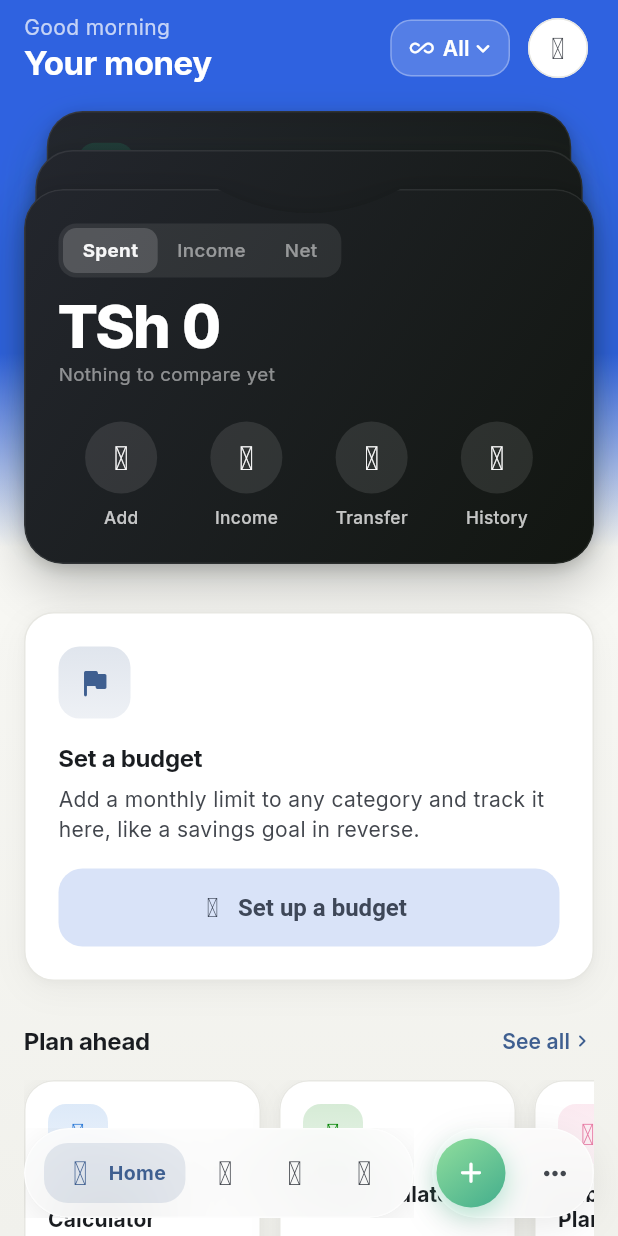
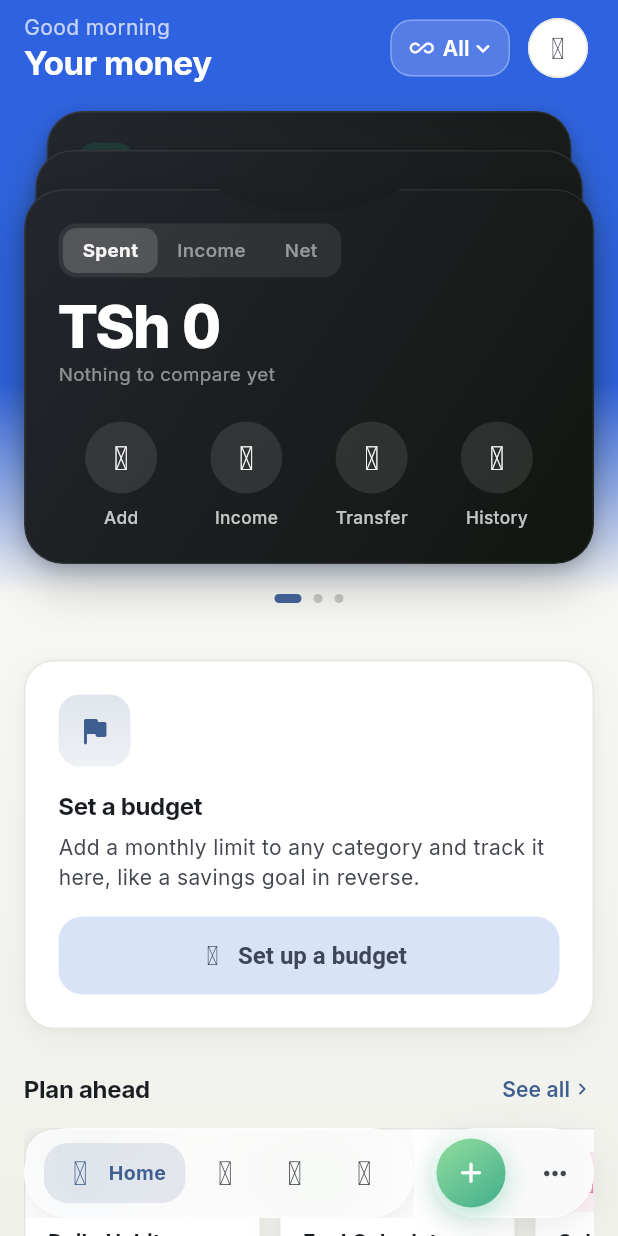
Before and after one commit to RashidJK/Budget-App, a Flutter app: the screen it shows after launch, on a phone screen of 412 x 824 dp. Run offline on Flutter 3.47's test engine with Material 3 defaults, Android fonts, the phone set to English and light mode, and no system bars; our stand-ins replace fl_chart, image_picker, shared_preferences; missing offline and left inert: google_mlkit_text_recognition, home_widget.

Commit message:
Add page dots under the hero deck
Nothing signalled the hero deck was a swipeable stack. Add a row of page
dots below it — one per card, the current one drawn out into a pill —
that show how many cards there are and which is on top. Tapping a dot
jumps straight to that card, alongside the existing swipe and tap-a-peek
gestures.

Co-Authored-By: Claude Opus 4.8 <noreply@anthropic.com>

```diff
--- a/lib/widgets/card_stack.dart
+++ b/lib/widgets/card_stack.dart
@@ -2,7 +2,9 @@ import 'package:flutter/material.dart';
 
 /// A short deck of cards shown stacked, with the ones behind peeking a little
 /// above the front card. Swipe **up** on the front card (or tap a peeking one)
-/// to bring the next card forward; swipe down to go back.
+/// to bring the next card forward; swipe down to go back. A row of page dots
+/// below the deck marks how many cards there are and which is on top — tap one
+/// to jump straight to that card.
 ///
 /// The front card is fully interactive — taps on its buttons pass straight
 /// through; only a deliberate vertical fling changes the card.
@@ -45,6 +47,12 @@ class _CardStackState extends State<CardStack> {
     if (n < 2) return;
     setState(() => _front = (_front + direction) % n);
     if (_front < 0) _front += n;
+  }
+
+  /// Bring card [index] to the front — used by the page dots.
+  void _jumpTo(int index) {
+    if (index == _front) return;
+    setState(() => _front = index);
   }
 
   Widget _buildCard(_DeckEntry entry) {
@@ -114,7 +122,10 @@ class _CardStackState extends State<CardStack> {
     }
     entries.sort((a, b) => b.depth.compareTo(a.depth));
 
-    return SizedBox(
+    return Column(
+      mainAxisSize: MainAxisSize.min,
+      children: [
+        SizedBox(
           height: widget.height + reserved,
           child: Stack(
             clipBehavior: Clip.none,
@@ -141,9 +152,46 @@ class _CardStackState extends State<CardStack> {
                     alignment: Alignment.topCenter,
                     child: AnimatedOpacity(
                       duration: const Duration(milliseconds: 320),
-                  // Cards more than two deep fade out so a long deck stays tidy.
+                      // Cards more than two deep fade so a long deck stays tidy.
                       opacity: entry.depth <= 2 ? 1 : 0,
                       child: _buildCard(entry),
+                    ),
+                  ),
+                ),
+            ],
+          ),
+        ),
+        // Page dots: one per card, the current one drawn out into a pill. They
+        // signal the deck is a stack and jump straight to a card when tapped.
+        if (n > 1) _dots(context, n),
+      ],
+    );
+  }
+
+  Widget _dots(BuildContext context, int n) {
+    final scheme = Theme.of(context).colorScheme;
+    return Padding(
+      padding: const EdgeInsets.only(top: 14),
+      child: Row(
+        mainAxisAlignment: MainAxisAlignment.center,
+        children: [
+          for (var i = 0; i < n; i++)
+            GestureDetector(
+              behavior: HitTestBehavior.opaque,
+              onTap: () => _jumpTo(i),
+              child: Padding(
+                padding: const EdgeInsets.symmetric(horizontal: 4, vertical: 6),
+                child: AnimatedContainer(
+                  duration: const Duration(milliseconds: 260),
+                  curve: Curves.easeOutCubic,
+                  width: i == _front ? 18 : 6,
+                  height: 6,
+                  decoration: BoxDecoration(
+                    color: i == _front
+                        ? scheme.primary
+                        : scheme.onSurface.withValues(alpha: 0.22),
+                    borderRadius: BorderRadius.circular(3),
+                  ),
                 ),
               ),
             ),
@@ -184,10 +232,7 @@ class WalletNotchBorder extends ShapeBorder {
       // concave dip: control below the top edge pulls the curve down by ~nd.
       ..quadraticBezierTo(cx, rect.top + nd * 2, cx + nw / 2, rect.top)
       ..lineTo(rect.right - r, rect.top)
-      ..arcToPoint(
-        Offset(rect.right, rect.top + r),
-        radius: Radius.circular(r),
-      )
+      ..arcToPoint(Offset(rect.right, rect.top + r), radius: Radius.circular(r))
       ..lineTo(rect.right, rect.bottom - r)
       ..arcToPoint(
         Offset(rect.right - r, rect.bottom),
@@ -199,10 +244,7 @@ class WalletNotchBorder extends ShapeBorder {
         radius: Radius.circular(r),
       )
       ..lineTo(rect.left, rect.top + r)
-      ..arcToPoint(
-        Offset(rect.left + r, rect.top),
-        radius: Radius.circular(r),
-      )
+      ..arcToPoint(Offset(rect.left + r, rect.top), radius: Radius.circular(r))
       ..close();
   }
 
```
Lines whose indentation alone changed are shown as unchanged.
